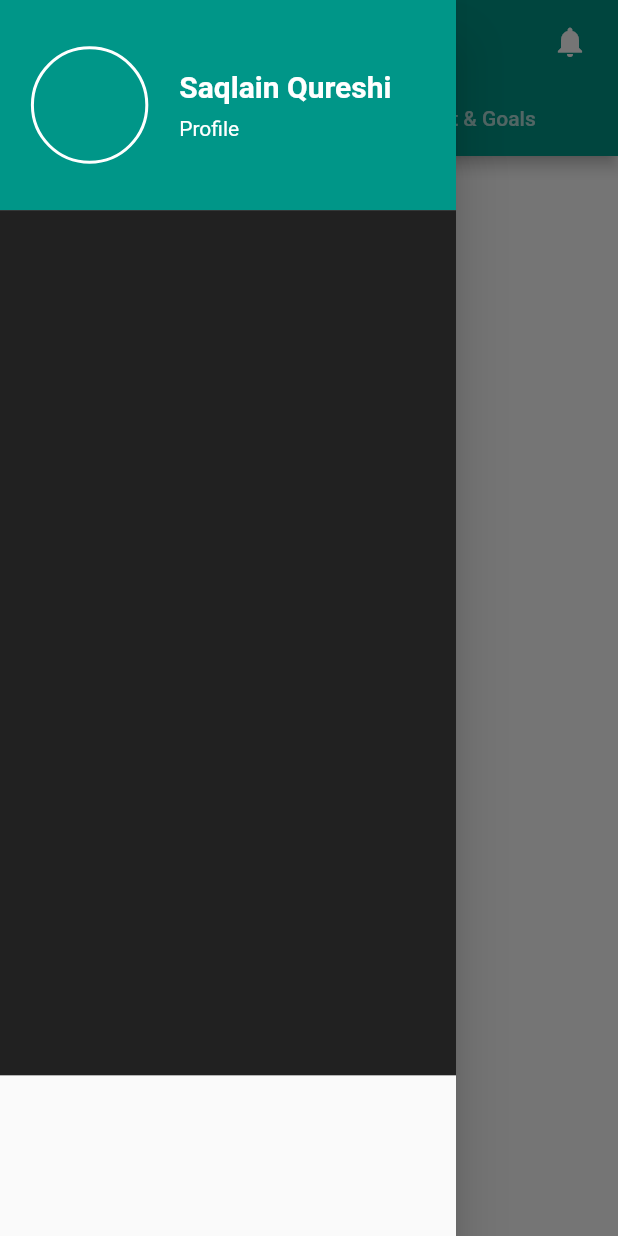
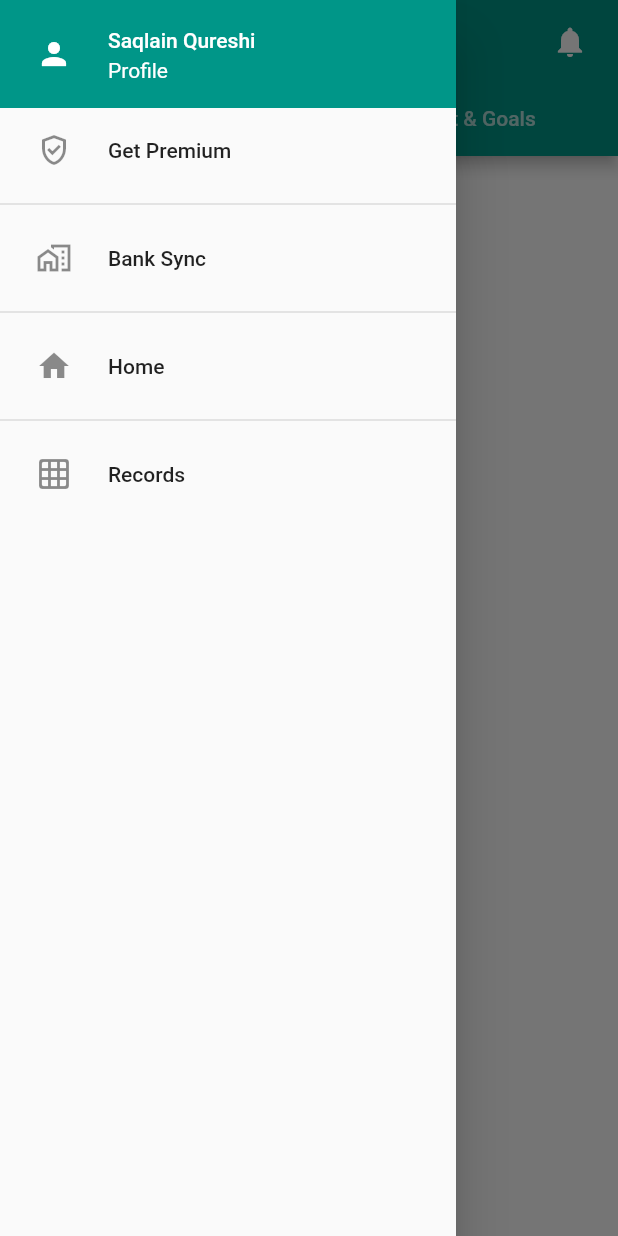
Before and after one commit to SaqlainMuhammadd/budgetary, a Flutter app: the HomeScreen screen opened directly, with the side drawer open, on a phone screen of 412 x 824 dp. Run offline on Flutter 3.47's test engine with Material 2 defaults, Android fonts, the phone set to English and light mode, and no system bars; our stand-ins replace page_view_dot_indicator.

Commit message:
drawer work

```diff
--- a/lib/home.dart
+++ b/lib/home.dart
@@ -44,69 +44,65 @@ class _HomeScreenState extends State<HomeScreen> {
               ]),
             ),
             drawer: Drawer(
-              child: Column(
+              child: ListView(
                 children: [
                   Container(
-                    height: height * 0.17,
-                    width: width,
-                    decoration: BoxDecoration(
                     color: Colors.teal,
+                    child: ListTile(
+                      leading: Padding(
+                        padding: const EdgeInsets.all(8.0),
+                        child: Icon(
+                          Icons.person,
+                          color: Colors.white,
                         ),
-                    child: Row(
-                      mainAxisAlignment: MainAxisAlignment.start,
-                      children: [
-                        SizedBox(
-                          width: width * 0.05,
                       ),
-                        Container(
-                          width: width * 0.19,
-                          height: height * 0.2,
-                          decoration: BoxDecoration(
-                              border: Border.all(
-                                  color: Color.fromARGB(255, 255, 255, 255),
-                                  width: 2),
-                              shape: BoxShape.circle),
+                      title: Text(
+                        'Saqlain Qureshi',
+                        style: TextStyle(color: Colors.white),
                       ),
-                        SizedBox(
-                          width: width * 0.05,
-                        ),
-                        Column(
-                          mainAxisAlignment: MainAxisAlignment.center,
-                          crossAxisAlignment: CrossAxisAlignment.start,
-                          children: [
-                            Text(
-                              'Saqlain Qureshi',
-                              style: TextStyle(
-                                  fontSize: 20,
-                                  fontWeight: FontWeight.bold,
-                                  color: Colors.white),
-                            ),
-                            SizedBox(
-                              height: height * 0.01,
-                            ),
-                            InkWell(
-                              onTap: () {
-                                Navigator.push(
-                                    context,
-                                    MaterialPageRoute(
-                                      builder: (context) =>
-                                          Profileeditingscreen(),
-                                    ));
-                              },
-                              child: Text(
+                      subtitle: Text(
                         'Profile',
                         style: TextStyle(color: Colors.white),
                       ),
-                            )
-                          ],
-                        )
-                      ],
                     ),
                   ),
-                  Container(
-                    height: height * 0.7,
-                    color: Colors.black87,
-                  )
+                  ListTile(
+                    leading: Padding(
+                      padding: const EdgeInsets.all(8.0),
+                      child: Icon(Icons.gpp_good_outlined),
+                    ),
+                    title: Text('Get Premium'),
+                  ),
+                  Divider(
+                    thickness: 1,
+                  ),
+                  ListTile(
+                    leading: Padding(
+                      padding: const EdgeInsets.all(8.0),
+                      child: Icon(Icons.home_work_outlined),
+                    ),
+                    title: Text('Bank Sync'),
+                  ),
+                  Divider(
+                    thickness: 1,
+                  ),
+                  ListTile(
+                    leading: Padding(
+                      padding: const EdgeInsets.all(8.0),
+                      child: Icon(Icons.home),
+                    ),
+                    title: Text('Home'),
+                  ),
+                  Divider(
+                    thickness: 1,
+                  ),
+                  ListTile(
+                    leading: Padding(
+                      padding: const EdgeInsets.all(8.0),
+                      child: Icon(Icons.grid_on_rounded),
+                    ),
+                    title: Text('Records'),
+                  ),
                 ],
               ),
             ),
```
Lines whose indentation alone changed are shown as unchanged.
